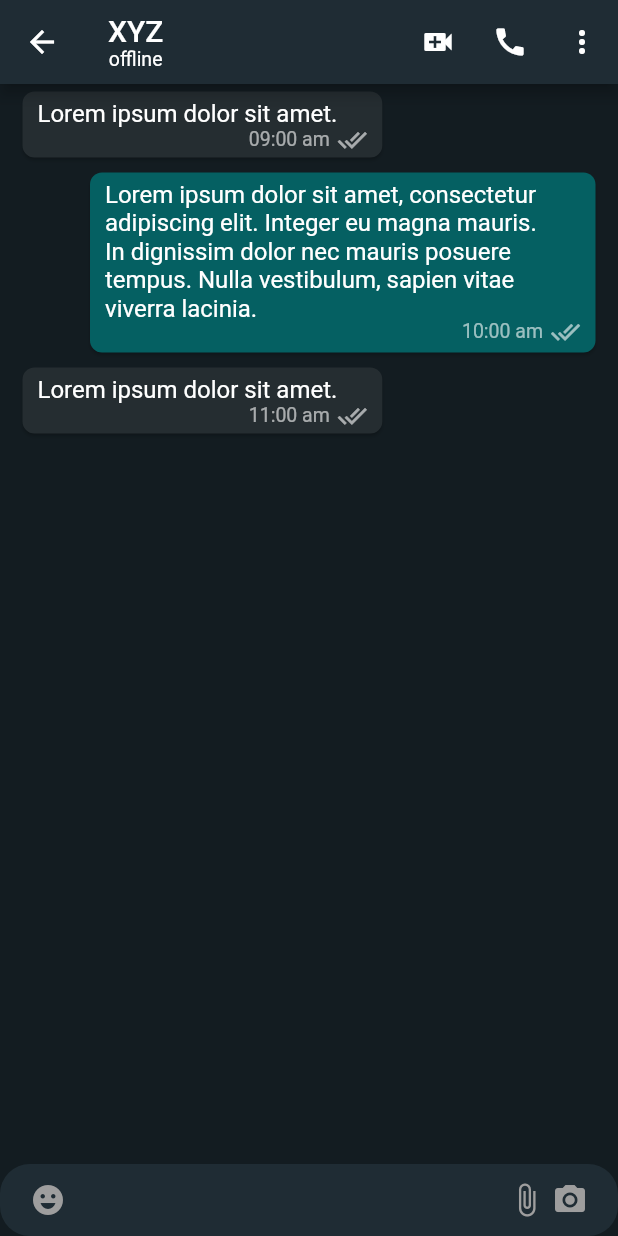
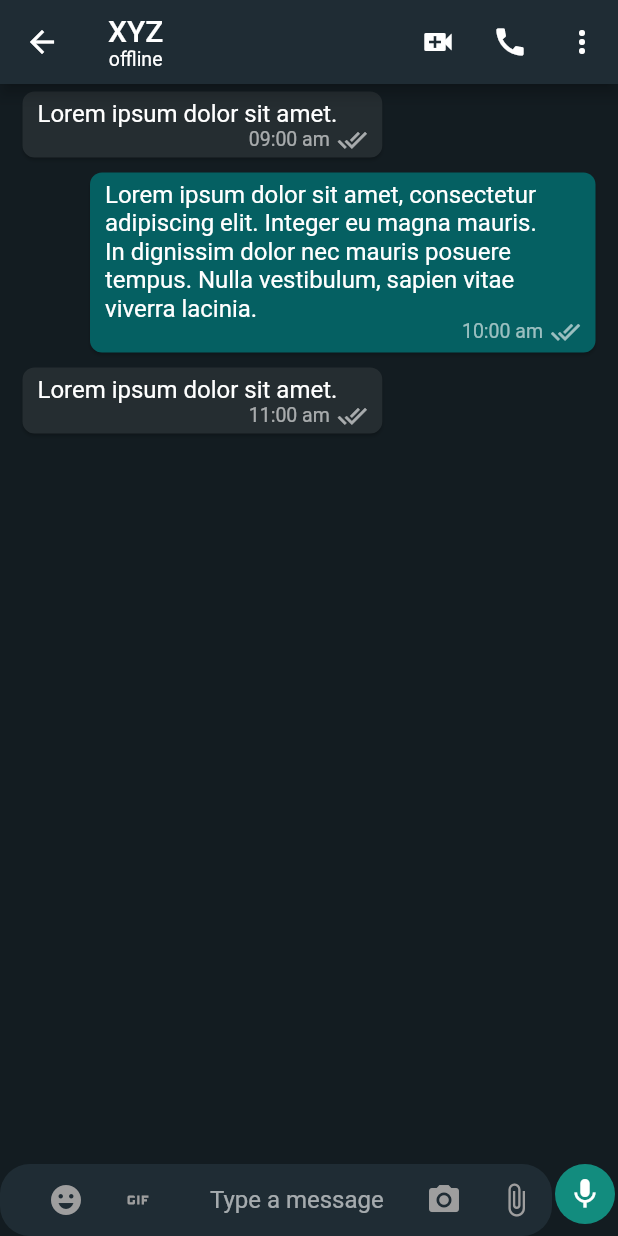
Before and after one commit to IrfanIqbal7577/whatsapp_clone, a Flutter app: the MobileChatScreen screen opened directly, on a phone screen of 412 x 824 dp. Run offline on Flutter 3.47's test engine with Material 2 defaults, Android fonts, the phone set to English and light mode, and no system bars; our stand-ins replace cloud_firestore, country_picker, firebase_auth, firebase_core, firebase_storage, flutter_contacts and 2 more; accounts and stored records are empty.

Commit message:
Modifying Bottom Chat Field UI

```diff
--- a/lib/screens/mobile_chat_screen.dart
+++ b/lib/features/chat/screens/mobile_chat_screen.dart
@@ -3,6 +3,7 @@ import 'package:flutter_riverpod/flutter_riverpod.dart';
 import 'package:whatsapp_clone/colors.dart';
 import 'package:whatsapp_clone/common/widgets/loader.dart';
 import 'package:whatsapp_clone/features/auth/controller/auth_controller.dart';
+import 'package:whatsapp_clone/features/chat/widgets/bottom_chat_field.dart';
 import 'package:whatsapp_clone/models/user_model.dart';
 import 'package:whatsapp_clone/widgets/chat_list.dart';
 
@@ -54,59 +55,13 @@ class MobileChatScreen extends ConsumerWidget {
         ],
       ),
       body: Column(
-        children: [
+        children: const [
           // CHAT LIST
-          const Expanded(
+          Expanded(
             child: ChatList(),
           ),
           // TEXT INPUT FOR MESSAGE
-          TextField(
-            decoration: InputDecoration(
-              filled: true,
-              fillColor: mobileChatBoxColor,
-              prefixIcon: const Padding(
-                padding: EdgeInsets.symmetric(
-                  horizontal: 20,
-                ),
-                child: Icon(
-                  Icons.emoji_emotions,
-                  color: Colors.grey,
-                ),
-              ),
-              suffixIcon: Padding(
-                padding: const EdgeInsets.symmetric(
-                  horizontal: 20,
-                ),
-                child: Row(
-                  mainAxisAlignment: MainAxisAlignment.end,
-                  children: const [
-                    Icon(
-                      Icons.attach_file,
-                      color: Colors.grey,
-                    ),
-                    SizedBox(
-                      width: 5,
-                    ),
-                    Icon(
-                      Icons.camera_alt,
-                      color: Colors.grey,
-                    ),
-                  ],
-                ),
-              ),
-              hintText: 'Type a message',
-              border: OutlineInputBorder(
-                borderRadius: BorderRadius.circular(
-                  20,
-                ),
-                borderSide: const BorderSide(
-                  width: 0,
-                  style: BorderStyle.none,
-                ),
-              ),
-              contentPadding: const EdgeInsets.all(10),
-            ),
-          ),
+          BottomChatField(),
         ],
       ),
     );
--- /dev/null
+++ b/lib/features/chat/widgets/bottom_chat_field.dart
@@ -0,0 +1,113 @@
+import 'package:flutter/material.dart';
+import 'package:whatsapp_clone/colors.dart';
+
+class BottomChatField extends StatefulWidget {
+  const BottomChatField({
+    Key? key,
+  }) : super(key: key);
+
+  @override
+  State<BottomChatField> createState() => _BottomChatFieldState();
+}
+
+class _BottomChatFieldState extends State<BottomChatField> {
+  bool isShowSendButton = false;
+
+  @override
+  Widget build(BuildContext context) {
+    return Row(
+      children: [
+        Expanded(
+          child: TextFormField(
+            onChanged: (val) {
+              if (val.isNotEmpty) {
+                setState(() {
+                  isShowSendButton = true;
+                });
+              } else {
+                setState(() {
+                  isShowSendButton = false;
+                });
+              }
+            },
+            decoration: InputDecoration(
+              filled: true,
+              fillColor: mobileChatBoxColor,
+              prefixIcon: Padding(
+                padding: const EdgeInsets.symmetric(horizontal: 20),
+                child: SizedBox(
+                  width: 100,
+                  child: Row(
+                    children: [
+                      IconButton(
+                        icon: const Icon(
+                          Icons.emoji_emotions,
+                          color: Colors.grey,
+                        ),
+                        onPressed: () {},
+                      ),
+                      IconButton(
+                        icon: const Icon(
+                          Icons.gif,
+                          color: Colors.grey,
+                        ),
+                        onPressed: () {},
+                      ),
+                    ],
+                  ),
+                ),
+              ),
+              suffixIcon: SizedBox(
+                width: 100,
+                child: Row(
+                  mainAxisAlignment: MainAxisAlignment.end,
+                  children: [
+                    IconButton(
+                      icon: const Icon(
+                        Icons.camera_alt,
+                        color: Colors.grey,
+                      ),
+                      onPressed: () {},
+                    ),
+                    IconButton(
+                      icon: const Icon(
+                        Icons.attach_file,
+                        color: Colors.grey,
+                      ),
+                      onPressed: () {},
+                    ),
+                  ],
+                ),
+              ),
+              hintText: 'Type a message',
+              border: OutlineInputBorder(
+                borderRadius: BorderRadius.circular(
+                  20,
+                ),
+                borderSide: const BorderSide(
+                  width: 0,
+                  style: BorderStyle.none,
+                ),
+              ),
+              contentPadding: const EdgeInsets.all(10),
+            ),
+          ),
+        ),
+        Padding(
+          padding: const EdgeInsets.only(
+            bottom: 8,
+            right: 2,
+            left: 2,
+          ),
+          child: CircleAvatar(
+            backgroundColor: const Color(0xFF128C7E),
+            child: Icon(
+              isShowSendButton ? Icons.send : Icons.mic,
+              color: Colors.white,
+            ),
+          ),
+        ),
+      ],
+    );
+  }
+}
--- a/lib/features/select_contacts/repository/select_contact_repository.dart
+++ b/lib/features/select_contacts/repository/select_contact_repository.dart
@@ -4,7 +4,7 @@ import 'package:flutter_contacts/flutter_contacts.dart';
 import 'package:flutter_riverpod/flutter_riverpod.dart';
 import 'package:whatsapp_clone/common/utils/utils.dart';
 import 'package:whatsapp_clone/models/user_model.dart';
-import 'package:whatsapp_clone/screens/mobile_chat_screen.dart';
+import 'package:whatsapp_clone/features/chat/screens/mobile_chat_screen.dart';
 
 final selectContactsRepositoryProvider = Provider(
   (ref) => SelectContactRepository(
--- a/lib/main.dart
+++ b/lib/main.dart
@@ -1,5 +1,3 @@
-// 20:00 min --> 127. Displaying Contacts in User’s Phone
-
 import 'package:firebase_core/firebase_core.dart';
 import 'package:flutter/material.dart';
 import 'package:flutter_riverpod/flutter_riverpod.dart';
--- a/lib/router.dart
+++ b/lib/router.dart
@@ -4,7 +4,7 @@ import 'package:whatsapp_clone/features/auth/screens/login_screen.dart';
 import 'package:whatsapp_clone/features/auth/screens/otp_screen.dart';
 import 'package:whatsapp_clone/features/auth/screens/user_information.dart';
 import 'package:whatsapp_clone/features/select_contacts/screens/select_contacts_screen.dart';
-import 'package:whatsapp_clone/screens/mobile_chat_screen.dart';
+import 'package:whatsapp_clone/features/chat/screens/mobile_chat_screen.dart';
 
 Route<dynamic> generateRoute(RouteSettings settings) {
   switch (settings.name) {
--- a/lib/widgets/contact_list.dart
+++ b/lib/widgets/contact_list.dart
@@ -1,7 +1,7 @@
 import 'package:flutter/material.dart';
 import 'package:whatsapp_clone/colors.dart';
 import 'package:whatsapp_clone/info.dart';
-import 'package:whatsapp_clone/screens/mobile_chat_screen.dart';
+import 'package:whatsapp_clone/features/chat/screens/mobile_chat_screen.dart';
 
 class ContactsList extends StatelessWidget {
   const ContactsList({Key? key}) : super(key: key);
```
